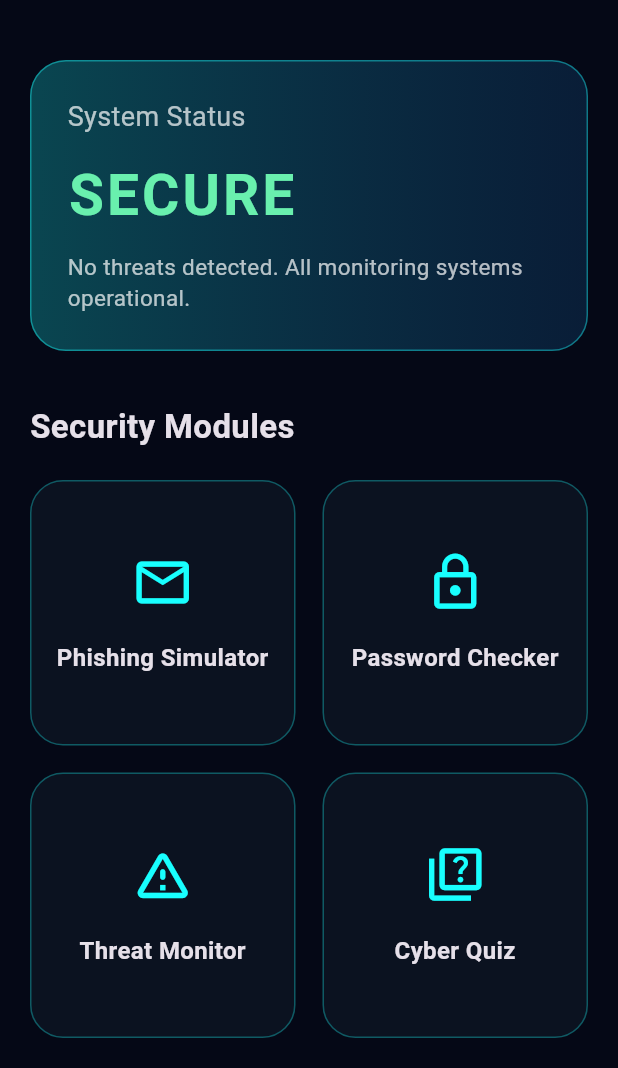
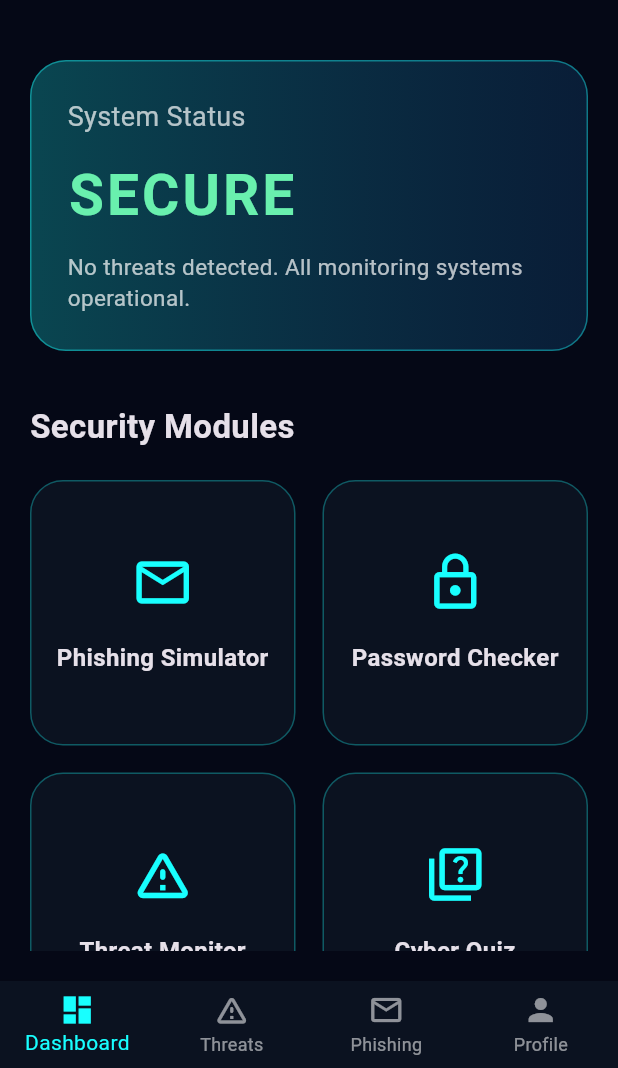
Before and after one commit to harshi-ls/CyberShield-Lab, a Flutter app: the screen it shows after launch, on a phone screen of 412 x 824 dp, the part 168-1236 px from its top. Run offline on Flutter 3.47's test engine with Material 3 defaults, Android fonts, the phone set to English and light mode, and no system bars.

Commit message:
Implemented bottom navigation architecture
Developed a professional bottom navigation system for CyberShield to support multi-screen application architecture.

Features added:
- Dashboard navigation
- Threat monitoring screen
- Phishing awareness screen
- User profile screen
- Stateful navigation handling
- Cyber-themed navigation styling

Updated splash screen navigation flow to transition into the new multi-screen interface structure.

```diff
--- a/lib/main.dart
+++ b/lib/main.dart
@@ -1,5 +1,6 @@
 import 'package:flutter/material.dart';
 import 'splash_screen.dart';
+
 
 void main() {
   runApp(const CyberShieldApp());
--- /dev/null
+++ b/lib/navigation_screen.dart
@@ -0,0 +1,123 @@
+import 'package:flutter/material.dart';
+import 'main.dart';
+
+class NavigationScreen extends StatefulWidget {
+  const NavigationScreen({super.key});
+
+  @override
+  State<NavigationScreen> createState() => _NavigationScreenState();
+}
+
+class _NavigationScreenState extends State<NavigationScreen> {
+  int currentIndex = 0;
+
+  final List<Widget> screens = [
+    const CyberShieldHome(),
+    const ThreatScreen(),
+    const PhishingScreen(),
+    const ProfileScreen(),
+  ];
+
+  @override
+  Widget build(BuildContext context) {
+    return Scaffold(
+      body: screens[currentIndex],
+
+      bottomNavigationBar: BottomNavigationBar(
+        currentIndex: currentIndex,
+        backgroundColor: const Color(0xFF0B1220),
+        selectedItemColor: Colors.cyanAccent,
+        unselectedItemColor: Colors.white54,
+        type: BottomNavigationBarType.fixed,
+
+        onTap: (index) {
+          setState(() {
+            currentIndex = index;
+          });
+        },
+
+        items: const [
+          BottomNavigationBarItem(
+            icon: Icon(Icons.dashboard),
+            label: "Dashboard",
+          ),
+          BottomNavigationBarItem(
+            icon: Icon(Icons.warning_amber_rounded),
+            label: "Threats",
+          ),
+          BottomNavigationBarItem(
+            icon: Icon(Icons.email_outlined),
+            label: "Phishing",
+          ),
+          BottomNavigationBarItem(
+            icon: Icon(Icons.person),
+            label: "Profile",
+          ),
+        ],
+      ),
+    );
+  }
+}
+
+class ThreatScreen extends StatelessWidget {
+  const ThreatScreen({super.key});
+
+  @override
+  Widget build(BuildContext context) {
+    return const Scaffold(
+      backgroundColor: Color(0xFF050816),
+      body: Center(
+        child: Text(
+          "Threat Monitoring Screen",
+          style: TextStyle(
+            color: Colors.cyanAccent,
+            fontSize: 24,
+            fontWeight: FontWeight.bold,
+          ),
+        ),
+      ),
+    );
+  }
+}
+
+class PhishingScreen extends StatelessWidget {
+  const PhishingScreen({super.key});
+
+  @override
+  Widget build(BuildContext context) {
+    return const Scaffold(
+      backgroundColor: Color(0xFF050816),
+      body: Center(
+        child: Text(
+          "Phishing Awareness Screen",
+          style: TextStyle(
+            color: Colors.cyanAccent,
+            fontSize: 24,
+            fontWeight: FontWeight.bold,
+          ),
+        ),
+      ),
+    );
+  }
+}
+
+class ProfileScreen extends StatelessWidget {
+  const ProfileScreen({super.key});
+
+  @override
+  Widget build(BuildContext context) {
+    return const Scaffold(
+      backgroundColor: Color(0xFF050816),
+      body: Center(
+        child: Text(
+          "User Profile Screen",
+          style: TextStyle(
+            color: Colors.cyanAccent,
+            fontSize: 24,
+            fontWeight: FontWeight.bold,
+          ),
+        ),
+      ),
+    );
+  }
+}
--- a/lib/splash_screen.dart
+++ b/lib/splash_screen.dart
@@ -1,6 +1,7 @@
 import 'dart:async';
 import 'package:flutter/material.dart';
 import 'main.dart';
+import 'navigation_screen.dart';
 
 class SplashScreen extends StatefulWidget {
   const SplashScreen({super.key});
@@ -34,7 +35,7 @@ class _SplashScreenState extends State<SplashScreen>
       Navigator.pushReplacement(
         context,
         MaterialPageRoute(
-          builder: (context) => const CyberShieldHome(),
+          builder: (context) => const NavigationScreen(),
         ),
       );
     });
```
